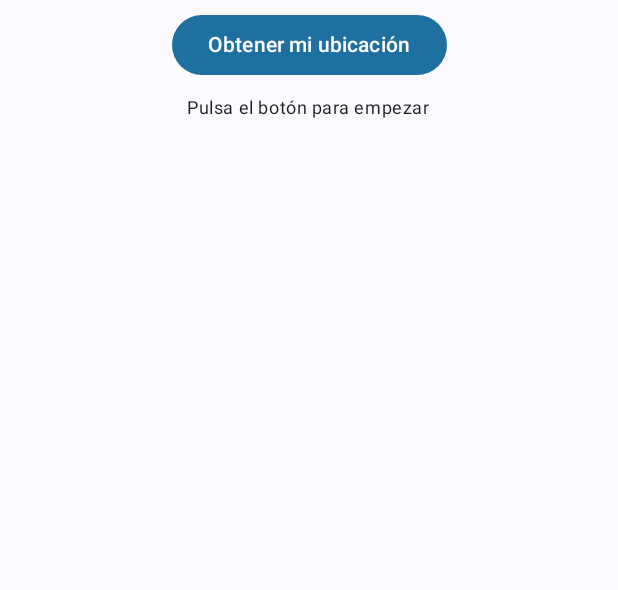
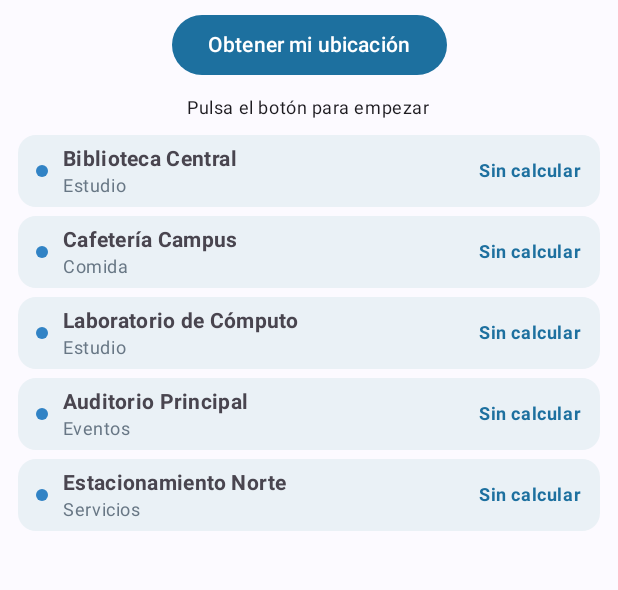
Before and after one commit to Daniellaln/CampusGPSLeon, an Android app built with Jetpack Compose: the screen it shows after launch (MainActivity), on a phone screen of 412 x 824 dp, the part 96-686 px from its top. Run offline under Robolectric (Android 15) with nearby library versions, the phone set to English and light mode, and no system bars; 1 statement that could not run was skipped.

Commit message:
feat(ui): agrega lista de lugares y seleccion en el mapa

```diff
--- /dev/null
+++ b/app/src/main/java/com/leon/campusgps/ui/ListaLugares.kt
@@ -0,0 +1,44 @@
+package com.leon.campusgps.ui
+
+import androidx.compose.foundation.BorderStroke
+import androidx.compose.foundation.background
+import androidx.compose.foundation.layout.*
+import androidx.compose.foundation.lazy.LazyColumn
+import androidx.compose.foundation.lazy.items
+import androidx.compose.foundation.shape.CircleShape
+import androidx.compose.material3.*
+import androidx.compose.runtime.Composable
+import androidx.compose.ui.Alignment
+import androidx.compose.ui.Modifier
+import androidx.compose.ui.graphics.Color
+import androidx.compose.ui.text.font.FontWeight
+import androidx.compose.ui.unit.dp
+import com.leon.campusgps.model.LugarConDistancia
+import com.leon.campusgps.util.formatearDistancia
+
+@Composable
+fun ListaLugares(lugares: List<LugarConDistancia>, seleccionado: Int?, onClick: (Int) -> Unit,
+    modifier: Modifier = Modifier) {
+    LazyColumn(modifier, contentPadding = PaddingValues(horizontal = 12.dp, vertical = 6.dp),
+        verticalArrangement = Arrangement.spacedBy(6.dp)) {
+        items(lugares, key = { it.lugar.id }) { item ->
+            val elegida = item.lugar.id == seleccionado
+            Card(onClick = { onClick(item.lugar.id) }, modifier = Modifier.fillMaxWidth(),
+                colors = CardDefaults.cardColors(containerColor = if (elegida) Color(0xFFD3EAF7) else MaterialTheme.colorScheme.surfaceVariant),
+                border = if (elegida) BorderStroke(1.dp, MaterialTheme.colorScheme.primary) else null) {
+                Row(Modifier.fillMaxWidth().padding(horizontal = 12.dp, vertical = 6.dp),
+                    verticalAlignment = Alignment.CenterVertically) {
+                    Box(Modifier.size(8.dp).background(Color(0xFF3183C5), CircleShape))
+                    Spacer(Modifier.width(10.dp))
+                    Column(Modifier.weight(1f)) {
+                        Text(item.lugar.nombre, fontWeight = FontWeight.Bold, style = MaterialTheme.typography.bodyMedium)
+                        Text(item.lugar.categoria, color = Color(0xFF687785), style = MaterialTheme.typography.bodySmall)
+                    }
+                    Spacer(Modifier.width(8.dp))
+                    Text(item.metros?.let(::formatearDistancia) ?: "Sin calcular", color = MaterialTheme.colorScheme.primary,
+                        fontWeight = FontWeight.Bold, style = MaterialTheme.typography.bodySmall)
+                }
+            }
+        }
+    }
+}
--- a/app/src/main/java/com/leon/campusgps/ui/PantallaMapa.kt
+++ b/app/src/main/java/com/leon/campusgps/ui/PantallaMapa.kt
@@ -22,6 +22,8 @@ import androidx.core.content.ContextCompat
 fun PantallaMapa(vm: MapaViewModel, mostrarMapa: Boolean = true) {
     val estado by vm.estado.collectAsStateWithLifecycle()
     val lugares by vm.lugares.collectAsStateWithLifecycle()
+    val seleccionado by vm.seleccionado.collectAsStateWithLifecycle()
+    val revision by vm.revisionSeleccion.collectAsStateWithLifecycle()
     val contexto = LocalContext.current
     val lanzador = rememberLauncherForActivityResult(ActivityResultContracts.RequestMultiplePermissions()) { resultado ->
         if (resultado.values.any { it }) vm.buscar() else vm.permisoDenegado()
@@ -44,8 +46,10 @@ fun PantallaMapa(vm: MapaViewModel, mostrarMapa: Boolean = true) {
             if (mostrarMapa) MapaUbicacion(
                 estado = estado,
                 lugares = lugares,
-                seleccionado = null,
+                seleccionado = seleccionado,
                 modifier = Modifier.fillMaxWidth().weight(1f),
+                revisionSeleccion = revision,
+                onSeleccionar = vm::seleccionar
             )
             }
             Button(onClick = ::alPulsar, enabled = estado != UbicacionUi.Buscando,
@@ -64,6 +68,8 @@ fun PantallaMapa(vm: MapaViewModel, mostrarMapa: Boolean = true) {
                 }
                 is UbicacionUi.Error -> Text(actual.mensaje, color = MaterialTheme.colorScheme.error, modifier = Modifier.padding(16.dp))
             }
+            if (estado !is UbicacionUi.Error) ListaLugares(lugares, seleccionado, vm::seleccionar,
+                modifier = Modifier.fillMaxWidth().height(if (compacta) 96.dp else 280.dp))
         }
         }
     }
--- a/app/src/main/java/com/leon/campusgps/viewmodel/MapaViewModel.kt
+++ b/app/src/main/java/com/leon/campusgps/viewmodel/MapaViewModel.kt
@@ -19,12 +19,25 @@ class MapaViewModel(
     private val _lugares = MutableStateFlow(lugaresRepo.obtenerLugares().map { LugarConDistancia(it, null) })
     val lugares: StateFlow<List<LugarConDistancia>> = _lugares.asStateFlow()
 
+    private val _seleccionado = MutableStateFlow<Int?>(null)
+    val seleccionado: StateFlow<Int?> = _seleccionado.asStateFlow()
+    private val _revisionSeleccion = MutableStateFlow(0)
+    val revisionSeleccion: StateFlow<Int> = _revisionSeleccion.asStateFlow()
+
+    fun seleccionar(id: Int?) {
+        if (id != null && _lugares.value.none { it.lugar.id == id }) return
+        _seleccionado.value = id
+        // Permite volver al mismo marcador después de desplazar el mapa a mano.
+        _revisionSeleccion.value++
+    }
+
     fun buscar() {
         if (_estado.value == UbicacionUi.Buscando) return
         _estado.value = UbicacionUi.Buscando
         viewModelScope.launch {
             ubicacionRepo.obtenerPosicion()
                 .onSuccess { posicion ->
+                    _seleccionado.value = null
                     actualizarDistancias(posicion)
                     _estado.value = UbicacionUi.Lista(posicion)
                 }
```
Also changed, not shown: 1 other file.
